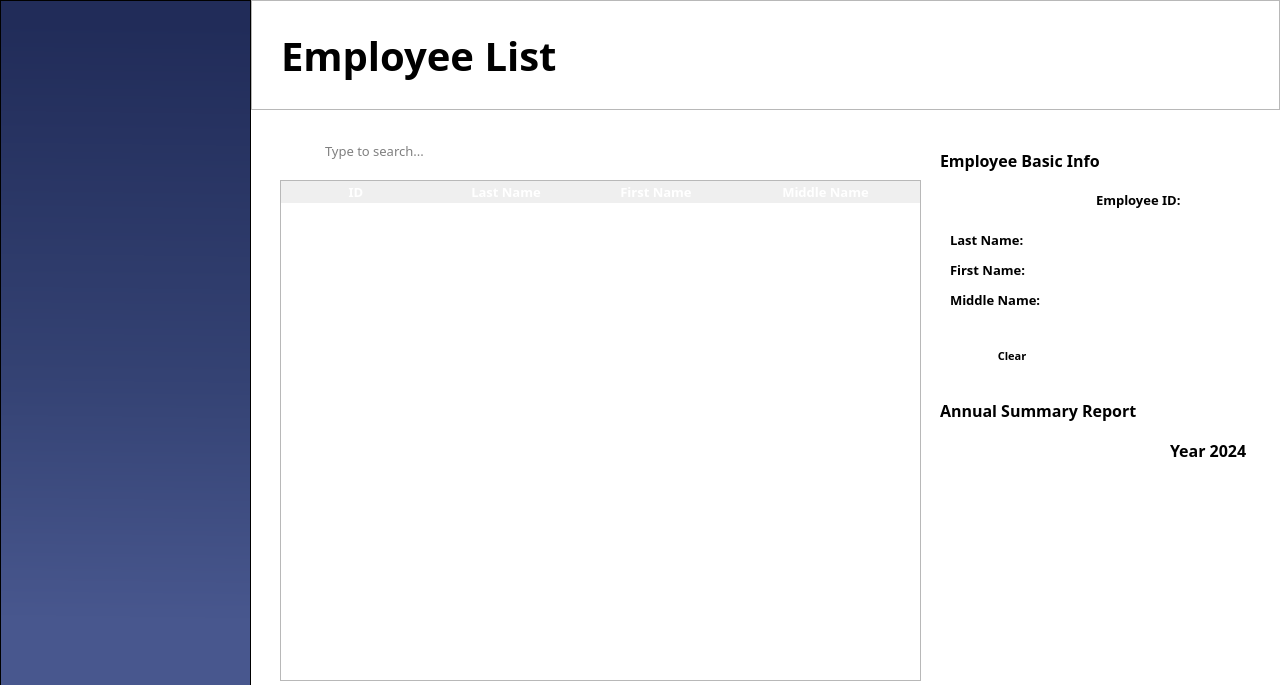
This is MainFrame/Resources/UI/employeeList.ui in Maze711/systemPayroll as Qt 5 draws it before an edit. The edited form follows.
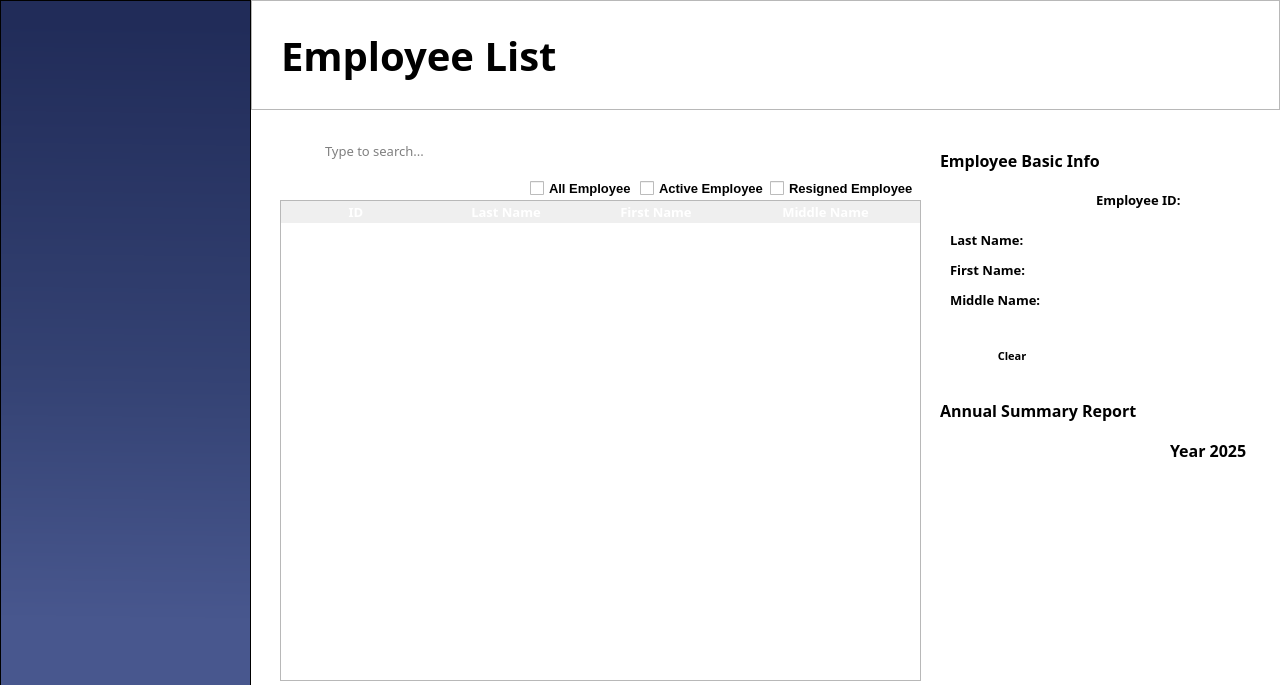
This is the edited form. Icons and pictures are not drawn.

Commit message: Implemented a checkBoxes and hid the import button

Patch:
```diff
--- a/MainFrame/Resources/UI/employeeList.ui
+++ b/MainFrame/Resources/UI/employeeList.ui
@@ -358,9 +358,9 @@
     <property name="geometry">
      <rect>
       <x>280</x>
-      <y>180</y>
+      <y>200</y>
       <width>641</width>
-      <height>501</height>
+      <height>481</height>
      </rect>
     </property>
     <property name="sizePolicy">
@@ -798,7 +798,7 @@
       </font>
      </property>
      <property name="text">
-      <string>Year 2024</string>
+      <string>Year 2025</string>
      </property>
     </widget>
    </widget>
@@ -881,6 +881,69 @@
      </size>
     </property>
    </widget>
+   <widget class="QCheckBox" name="boxAllEmp">
+    <property name="geometry">
+     <rect>
+      <x>530</x>
+      <y>180</y>
+      <width>111</width>
+      <height>17</height>
+     </rect>
+    </property>
+    <property name="font">
+     <font>
+      <pointsize>10</pointsize>
+      <weight>75</weight>
+      <italic>false</italic>
+      <bold>true</bold>
+     </font>
+    </property>
+    <property name="text">
+     <string>All Employee</string>
+    </property>
+   </widget>
+   <widget class="QCheckBox" name="boxActEmp">
+    <property name="geometry">
+     <rect>
+      <x>640</x>
+      <y>180</y>
+      <width>131</width>
+      <height>17</height>
+     </rect>
+    </property>
+    <property name="font">
+     <font>
+      <pointsize>10</pointsize>
+      <weight>75</weight>
+      <italic>false</italic>
+      <bold>true</bold>
+     </font>
+    </property>
+    <property name="text">
+     <string>Active Employee</string>
+    </property>
+   </widget>
+   <widget class="QCheckBox" name="boxResEmp">
+    <property name="geometry">
+     <rect>
+      <x>770</x>
+      <y>180</y>
+      <width>151</width>
+      <height>17</height>
+     </rect>
+    </property>
+    <property name="font">
+     <font>
+      <pointsize>10</pointsize>
+      <weight>75</weight>
+      <italic>false</italic>
+      <bold>true</bold>
+     </font>
+    </property>
+    <property name="text">
+     <string>Resigned Employee</string>
+    </property>
+   </widget>
   </widget>
  </widget>
  <resources/>
```
The commit also changes 5 other files.
